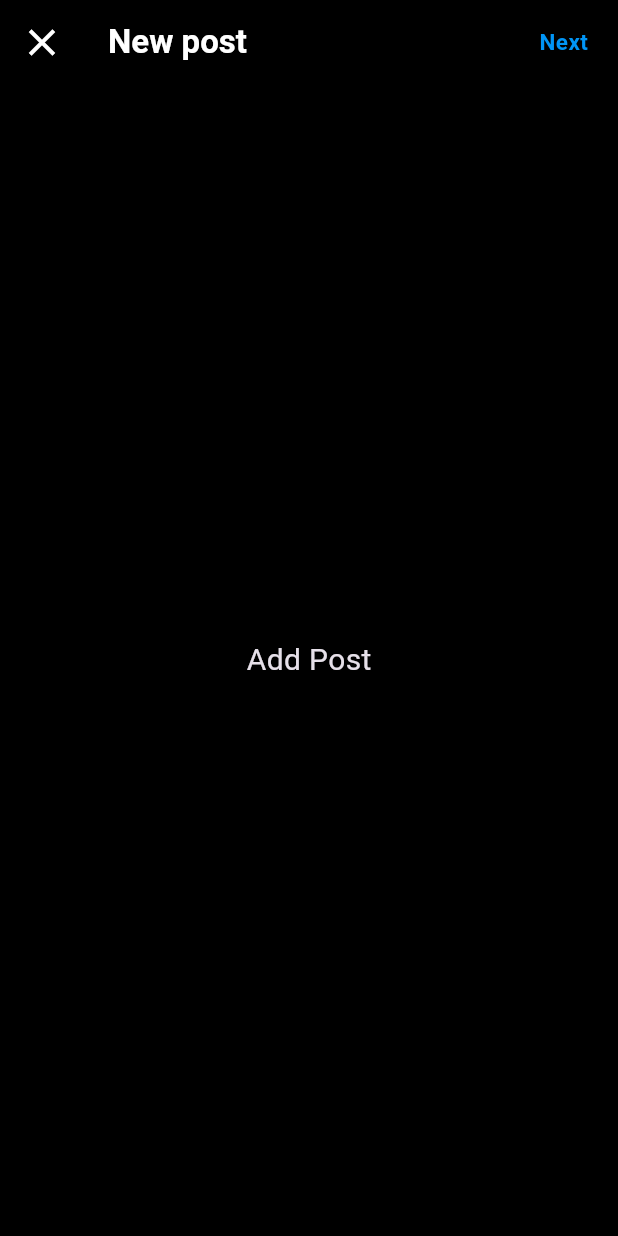
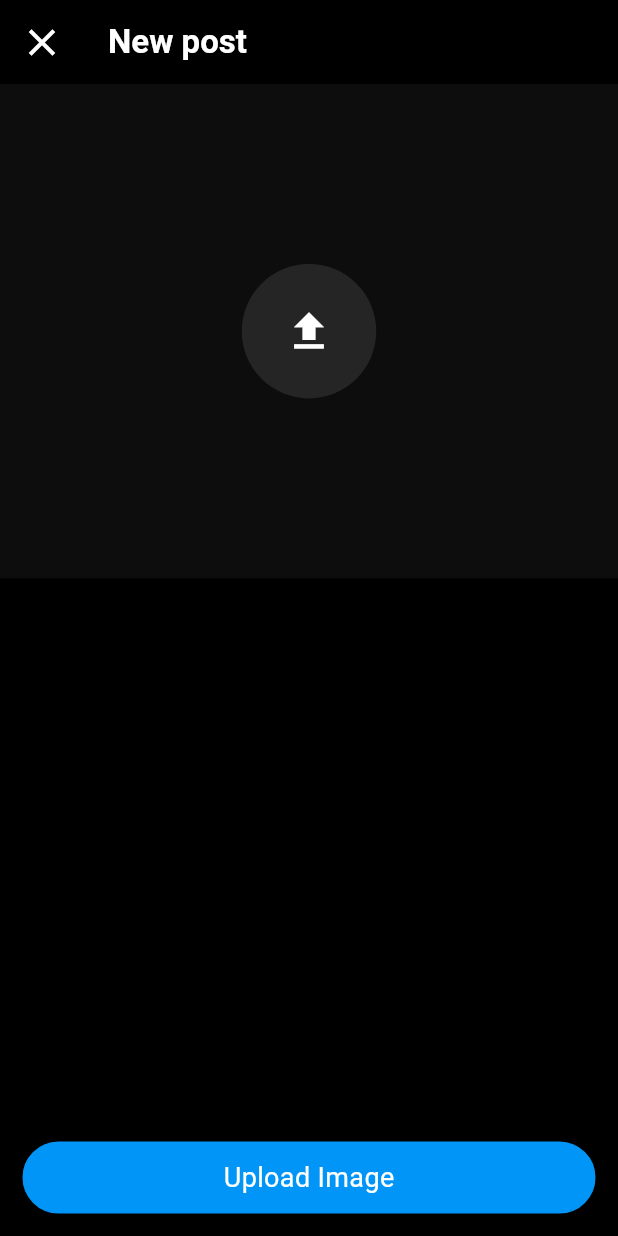
Before and after one commit to ByteCraft-Org/Instagram, a Flutter app: the screen it shows once a user with an empty profile is signed in, swiped to page 3, on a phone screen of 412 x 824 dp. Run offline on Flutter 3.47's test engine with Material 3 defaults, Android fonts, the phone set to English and light mode, and no system bars; our stand-ins replace cloud_firestore, firebase_auth, firebase_core, firebase_storage, flutter_spinkit, flutter_svg and 2 more; accounts and stored records are empty; generated files the repository leaves out were written again.

Commit message:
Refactor: Convert AddPostPage to StatefulWidget with Image Handling Transformed the "AddPostPage" widget into a StatefulWidget to manage the state of selected images. Introduced the "_AddPostPageState" class to handle image selection, display, and removal. Incorporated a dynamic UI that shows the selected image with the ability to upload, remove, and write captions. Added functionality for image selection from the gallery and implemented methods '_selectImage' and '_removePost' to manage image state changes.

```diff
--- a/lib/pages/landing_page/nav_bar_pages/add_post_page.dart
+++ b/lib/pages/landing_page/nav_bar_pages/add_post_page.dart
@@ -1,9 +1,25 @@
+import 'dart:typed_data';
+
 import 'package:flutter/material.dart';
+import 'package:image_picker/image_picker.dart';
+import 'package:instagram/resources/pick_image.dart';
 import 'package:instagram/utils/colors.dart';
+import 'package:instagram/utils/global_variables.dart';
 import 'package:instagram/widgets/custom_button.dart';
 
-class AddPostPage extends StatelessWidget {
+class AddPostPage extends StatefulWidget {
   const AddPostPage({super.key});
+
+  @override
+  State<AddPostPage> createState() => _AddPostPageState();
+}
+
+class _AddPostPageState extends State<AddPostPage> {
+  Uint8List ? _selectedPost;
+  bool _isImageAdded = false;
+
+  final TextEditingController _captionText = TextEditingController();
+  List<String> taggedPeople = [];
 
   @override
   Widget build(BuildContext context) {
@@ -21,37 +37,145 @@ class AddPostPage extends StatelessWidget {
             icon: const Icon(
               Icons.close,
               color: Colors.white,
-              size: 30
+              size: 30,
             ),
           ),
           title: const Text(
             "New post",
-            style: TextStyle(
-              color: Colors.white,
-              fontWeight: FontWeight.bold
-            ),
+            style: TextStyle(color: Colors.white, fontWeight: FontWeight.bold),
           ),
-          actions: [
-            Padding(
-              padding: const EdgeInsets.only(right: 20),
-              child: CustomTextButton(
-                onTap: () => {}, // TODO
-                labelText: "Next",
-                fontWeight: FontWeight.bold,
-              ),
-            )
-          ],
         ),
         body: SafeArea(
-          child: Container(
-            alignment: Alignment.center,
-            child: const Text(
-              'Add Post',
-              style: TextStyle(fontSize: 20),
-            ),
+          child: Column(
+            children: [
+              Container(// * : Display Post Image
+                width: double.infinity,
+                height: getScreenHeight(context) * 0.4,
+                color: Color(0xFF0D0D0D),
+                child: Stack(
+                  children: [
+                    _selectedPost != null
+                    ? SizedBox(// * : Show Post
+                      height: double.infinity,
+                      width: double.infinity,
+                      child: AspectRatio(
+                        aspectRatio: 16/9,
+                        child: Container(
+                          decoration: BoxDecoration(
+                            image: DecorationImage(
+                              image: MemoryImage(_selectedPost!),
+                              alignment: Alignment.center
+                            )
+                          ),
+                        ),
+                      )
+                    )
+                    : Align(// * : Show Upload Icon
+                      alignment: Alignment.center,
+                      child: Padding(
+                        padding: const EdgeInsets.all(120),
+                        child: GestureDetector(
+                          onTap: () => _selectImage(),
+                          child: Container(
+                            alignment: Alignment.center,
+                            decoration: const BoxDecoration(
+                              color: Color(0xFF252525),
+                              shape: BoxShape.circle,
+                            ),
+                            child: const Icon(
+                              Icons.upload,
+                              size: 34,
+                              color: Colors.white,
+                            ),
+                          ),
+                        ),
+                      ),
+                    ),
+                    if(_isImageAdded)
+                      Positioned(// * : When image is added then show remove image icon
+                        top: 0, right: 0,
+                        child: Padding(
+                          padding: const EdgeInsets.all(5.0),
+                          child: GestureDetector(
+                            onTap: () => setState(() => _removePost()),
+                            child: const CircleAvatar(
+                              backgroundColor: Color(0x99353535),
+                              child: Icon(
+                                Icons.close,
+                                size: 20,
+                                color: Colors.white,
+                              ),
+                            ),
+                          ),
+                        ),
+                      ),
+                  ],
+                ),
+              ),
+              if (_isImageAdded)
+                Padding(// * : Write a caption
+                  padding: const EdgeInsets.all(8.0),
+                  child: TextField(
+                    controller: _captionText,
+                    keyboardType: TextInputType.text,
+                    maxLines: 3,
+                    decoration: const InputDecoration(
+                      enabled: true,
+                      isDense: true,
+                      labelText: "Write a caption.....",
+                      alignLabelWithHint: true,
+                      labelStyle: TextStyle(
+                        color: Colors.grey
+                      ),
+                      counterText: null,
+                      border: InputBorder.none
+                    ),
+                  ),
+                ),
+              if (_isImageAdded)
+                const Divider(
+                  color: Color.fromRGBO(158, 158, 158, 0.5),
+                ),
+              Expanded(
+                child: Column(
+                  children: [
+                    Expanded(child: Container()),
+                    Padding(
+                      padding: const EdgeInsets.all(15),
+                      child: _isImageAdded
+                      ? CustomButton(
+                        onTap: () => {},
+                        labelText: "Post",
+                      )
+                      : CustomButton(
+                        onTap: () => _selectImage(),
+                        labelText: "Upload Image",
+                      ),
+                    ),
+                  ],
+                ),
+              ),
+            ],
           ),
         ),
       ),
     );
   }
+
+  void _selectImage() async {
+		Uint8List ? img = await pickImage(ImageSource.gallery);
+    setState(() {
+      if (img != null) {
+        _selectedPost = img;
+        _isImageAdded = true;
+      }
+    });
+	}
+
+  void _removePost() {
+		setState(() {
+      _selectedPost = null;
+      _isImageAdded = false;
+    });
+	}
 }
--- a/lib/pages/login_signup/signup/signup_page.dart
+++ b/lib/pages/login_signup/signup/signup_page.dart
@@ -69,7 +69,10 @@ class _SignUpPageState extends State<SignUpPage> {
           Positioned(// * : Remove Icon
             right: -5, top: -5,
             child: GestureDetector(
-              onTap: () => setState(() => _loadDefaultImage()),
+              onTap: () => setState(() {
+                _loadDefaultImage();
+                _isImageAdded = false;
+              }),
               child: const Icon(Icons.close, size: 30)
             ),
           ),
--- a/pubspec.yaml
+++ b/pubspec.yaml
@@ -8,7 +8,10 @@ environment:
 
 dependencies:
   cloud_firestore: ^4.13.5
+  community_material_icon: ^5.9.55
   cupertino_icons: ^1.0.6
+  evil_icons_flutter: ^0.5.0
+  feather_icons: ^1.2.0
   firebase_auth: ^4.15.2
   firebase_core: ^2.24.2
   firebase_storage: ^11.5.5
@@ -16,8 +19,11 @@ dependencies:
     sdk: flutter
   flutter_spinkit: ^5.2.0
   flutter_svg: ^2.0.9
+  font_awesome_flutter: ^10.6.0
   image_picker: ^1.0.4
   ionicons: ^0.2.2
+  line_awesome_flutter: ^2.0.0
+  mdi: ^5.0.0-nullsafety.0
   rename: ^3.0.1
 
 dev_dependencies:
```
Also changed, not shown: pubspec.lock.
